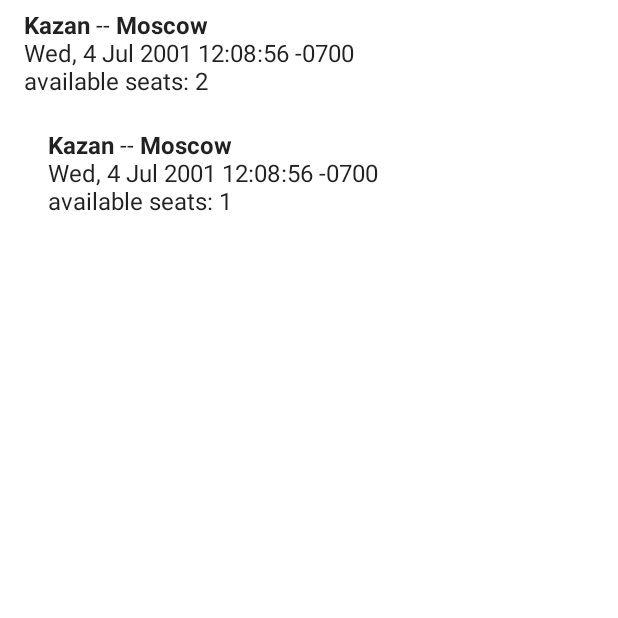
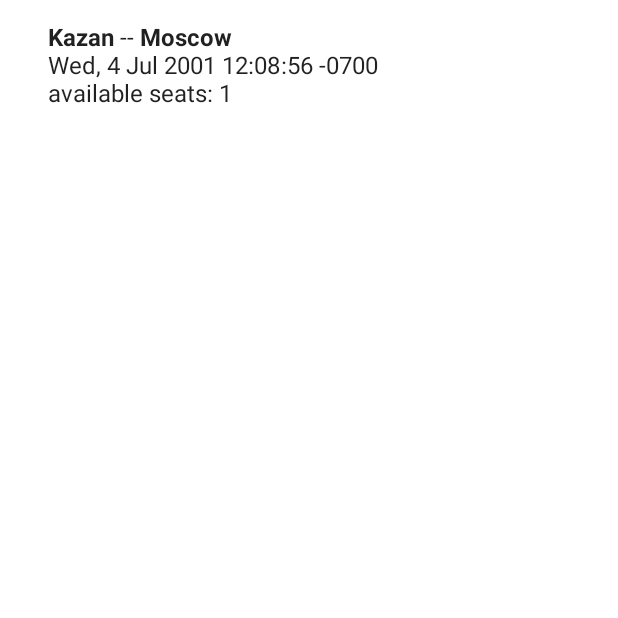
Before and after one commit to Gelassen/open-car-share, an Android app built with Jetpack Compose: the screen it shows after launch (MainActivity), after a tap on "Kazan", on a phone screen of 412 x 824 dp, the top half of it. Run offline under Robolectric (Android 15) with nearby library versions, the phone set to English and light mode, and no system bars; our stand-ins replace Dagger/Hilt's generated code.

Commit message:
Add basic trips&book trip functional

```diff
--- a/app/build.gradle
+++ b/app/build.gradle
@@ -3,6 +3,7 @@ plugins {
     id 'kotlin-android'
     id 'kotlin-kapt'
     id 'dagger.hilt.android.plugin'
+    id 'kotlin-parcelize'
 }
 
 android {
--- a/app/src/main/java/com/home/opencarshare/MainActivity.kt
+++ b/app/src/main/java/com/home/opencarshare/MainActivity.kt
@@ -5,11 +5,14 @@ import androidx.activity.ComponentActivity
 import androidx.activity.compose.setContent
 import androidx.activity.viewModels
 import androidx.appcompat.app.AppCompatDelegate
+import androidx.navigation.NavType
 import androidx.navigation.compose.NavHost
 import androidx.navigation.compose.composable
 import androidx.navigation.compose.rememberNavController
+import androidx.navigation.navArgument
 import com.home.opencarshare.di.Stubs
 import com.home.opencarshare.model.Trip
+import com.home.opencarshare.navigation.AppNavigation
 import com.home.opencarshare.screens.TripBookingScreen
 import com.home.opencarshare.screens.TripScreen
 import com.home.opencarshare.screens.TripSearchScreen
@@ -37,7 +40,15 @@ class MainActivity : ComponentActivity() {
             NavHost(navController = navController, startDestination = AppNavigation.TRIP_SEARCH) {
                 composable(AppNavigation.TRIP_SEARCH) { TripSearchScreen() }
                 composable(AppNavigation.TRIPS) { TripScreen(viewModel = viewModel, navController = navController) }
-                composable(AppNavigation.TRIP_BOOKING) { TripBookingScreen(navController = navController) }
+                composable(
+                    "${AppNavigation.TRIP_BOOKING}/{tripId}",
+                    arguments = listOf(navArgument("tripId") { type = NavType.StringType })
+                ) { navBackStackEntry ->
+                    val tripId = navBackStackEntry.arguments?.getString(AppNavigation.ARG_TRIP_ID)
+                    TripBookingScreen(
+                        data = tripId,
+                        viewModel = viewModel,
+                        navController = navController) }
             }
         }
 
--- a/app/src/main/java/com/home/opencarshare/model/Driver.kt
+++ b/app/src/main/java/com/home/opencarshare/model/Driver.kt
@@ -1,24 +1,30 @@
 package com.home.opencarshare.model
 
+import android.os.Parcelable
 import com.google.gson.annotations.Expose
 
 import com.google.gson.annotations.SerializedName
+import kotlinx.parcelize.Parcelize
 
-
-class Driver {
+@Parcelize
+class Driver(
     @SerializedName("id")
     @Expose
-    var id: String? = null
-
+    var id: String = "",
     @SerializedName("name")
     @Expose
-    var name: String? = null
-
+    var name: String = "",
     @SerializedName("tripsCount")
     @Expose
-    var tripsCount: String? = null
-
+    var tripsCount: String = "",
     @SerializedName("cell")
     @Expose
-    var cell: String? = null
+    var cell: String = ""
+): Parcelable {
+    fun isEmpty(): Boolean {
+        return id.isEmpty()
+                || name.isEmpty()
+                || tripsCount.isEmpty()
+                || cell.isEmpty()
+    }
 }
--- a/app/src/main/java/com/home/opencarshare/model/Trip.kt
+++ b/app/src/main/java/com/home/opencarshare/model/Trip.kt
@@ -1,46 +1,36 @@
 package com.home.opencarshare.model
 
+import android.os.Parcelable
 import com.google.gson.annotations.SerializedName
 import com.google.gson.annotations.Expose
+import kotlinx.parcelize.Parcelize
 
-class Trip constructor() {
+@Parcelize
+class Trip(
     @SerializedName("id")
     @Expose
-    var id: String = ""
-
+    var id: String = "",
     @SerializedName("locationFrom")
     @Expose
-    var locationFrom: String = ""
-
+    var locationFrom: String = "",
     @SerializedName("locationTo")
     @Expose
-    var locationTo: String = ""
-
+    var locationTo: String = "",
     @SerializedName("date")
     @Expose
-    var date: String = "Wed, 4 Jul 2001 12:08:56 -0700"
-
+    var date: String = "Wed, 4 Jul 2001 12:08:56 -0700",
     @SerializedName("availableSeats")
     @Expose
-    var availableSeats: String = ""
-
+    var availableSeats: String = "",
     @SerializedName("driver")
     @Expose
-    lateinit var driver: Driver
+    var driver: Driver = Driver()) : Parcelable {
 
-    constructor(
-        id: String,
-        locationFrom: String,
-        locationTo: String,
-        date: String,
-        availableSeats: String,
-        driver: Driver
-    ) : this() {
-        this.id = id
-        this.locationFrom = locationFrom
-        this.locationTo = locationTo
-        this.date = date
-        this.availableSeats = availableSeats
-        this.driver = driver
+    fun isEmpty(): Boolean {
+        return id.isEmpty()
+                || locationFrom.isEmpty()
+//                || date.isEmpty()
+                || availableSeats.isEmpty()
+//                || driver.isEmpty()
     }
 }
--- a/app/src/main/java/com/home/opencarshare/AppNavigation.kt
+++ b/app/src/main/java/com/home/opencarshare/navigation/AppNavigation.kt
@@ -1,7 +1,9 @@
-package com.home.opencarshare
+package com.home.opencarshare.navigation
 
 object AppNavigation {
     const val TRIP_SEARCH = "tripSearch"
     const val TRIPS = "trips"
     const val TRIP_BOOKING = "tripBooking"
+
+    const val ARG_TRIP_ID = "tripId"
 }
--- /dev/null
+++ b/app/src/main/java/com/home/opencarshare/navigation/TripParamType.kt
@@ -0,0 +1,20 @@
+package com.home.opencarshare.navigation
+
+import android.os.Bundle
+import androidx.navigation.NavType
+import com.google.gson.Gson
+import com.home.opencarshare.model.Trip
+
+class TripParamType: NavType<Trip>(isNullableAllowed = false) {
+    override fun get(bundle: Bundle, key: String): Trip? {
+        return bundle.getParcelable(key)
+    }
+
+    override fun parseValue(value: String): Trip {
+        return Gson().fromJson(value, Trip::class.java)
+    }
+
+    override fun put(bundle: Bundle, key: String, value: Trip) {
+        bundle.putParcelable(key, value)
+    }
+}
--- a/app/src/main/java/com/home/opencarshare/network/IApi.kt
+++ b/app/src/main/java/com/home/opencarshare/network/IApi.kt
@@ -5,11 +5,16 @@ import retrofit2.Response
 import retrofit2.http.GET
 import retrofit2.http.Headers
 import retrofit2.http.Path
+import retrofit2.http.Query
 
 interface IApi {
 
     @Headers("Content-Type: application/json; charset=utf-8")
-    @GET("/api/trips/{city}/{time}")
-    suspend fun getTrips(@Path("city") city: String,
-                 @Path("time") time: Long) : Response<TripsApiResponse>
+    @GET("/api/trips")
+    suspend fun getTrips(@Query("city") city: String,
+                         @Query("time") time: Long) : Response<TripsApiResponse>
+
+    @Headers("Content-Type: application/json; charset=utf-8")
+    @GET("/api/trips")
+    suspend fun getTripById(@Query("id") id: String): Response<TripsApiResponse>
 }
--- a/app/src/main/java/com/home/opencarshare/network/MockInterceptor.kt
+++ b/app/src/main/java/com/home/opencarshare/network/MockInterceptor.kt
@@ -1,6 +1,7 @@
 package com.home.opencarshare.network
 
 import android.content.Context
+import android.net.Uri
 import okhttp3.*
 import java.lang.IllegalArgumentException
 
@@ -8,9 +9,11 @@ class MockInterceptor(val context: Context): Interceptor {
 
     companion object {
 
-        private val URL_TRIP = "/api/trips"
+        private const val NO_QUERY = ""
 
-        private val URL_MAKES = "/api/Makes"
+        private const val URL_TRIP = "/api/trips?city=someCity&time=10000000"
+
+        private const val URL_TRIP_BY_ID = "/api/trips?id=101"
 
         private val URL_MODELS = "/api/Models"
 
@@ -55,11 +58,16 @@ class MockInterceptor(val context: Context): Interceptor {
 
     private fun getMockFileName(url: String, method: String): String {
         lateinit var msg: String
-        if (url.contains(URL_TRIP) && method.equals("GET")) {
+        val uri = Uri.parse(url)
+        if (matchPath(uri.pathSegments, URL_TRIP.split("?").first())
+            && matchQuery(uri.queryParameterNames, URL_TRIP.split("?").last())
+            && method.equals("GET")) {
             msg = "mock_api_trips_response.json"
-        } else if (url.contains(URL_MAKES) && method.equals("GET")) {
-            msg = "mock_get_makes_response.json"
-        } else if(url.contains(URL_MAKES) && method.equals("POST")) {
+        } else if (matchPath(uri.pathSegments, URL_TRIP_BY_ID.split("?").first())
+            && matchQuery(uri.queryParameterNames, URL_TRIP_BY_ID.split("?").last())
+            && method.equals("GET")) {
+            msg = "mock_api_trip_by_id_response.json"
+        } else if(url.contains(URL_TRIP_BY_ID) && method.equals("POST")) {
             msg = "mock_carmake_response.json"
         } else if (url.contains(URL_MODELS) && method.equals("GET")) {
             msg = "mock_get_models_response.json"
@@ -80,4 +88,19 @@ class MockInterceptor(val context: Context): Interceptor {
         }
         return msg
     }
+
+    private fun matchPath(pathSegments: List<String>, urlPattern: String): Boolean {
+        var patternTokens = urlPattern.split("/")
+        patternTokens = patternTokens.subList(1, patternTokens.size)
+        return pathSegments.intersect(patternTokens.toSet()).size == patternTokens.size
+    }
+
+    private fun matchQuery(queryParameterNames: MutableSet<String>, urlPattern: String): Boolean {
+        val queryPairs = urlPattern.split("&")
+        val patternQueryParameterNames = mutableListOf<String>()
+        for (pair in queryPairs) {
+            patternQueryParameterNames.add(pair.split("=").first())
+        }
+        return queryParameterNames.intersect(patternQueryParameterNames.toSet()).size == patternQueryParameterNames.size
+    }
 }
--- a/app/src/main/java/com/home/opencarshare/network/Repository.kt
+++ b/app/src/main/java/com/home/opencarshare/network/Repository.kt
@@ -17,7 +17,7 @@ class Repository @Inject constructor(val api: IApi) {
                 if (payload.code.toInt() != 200) {
                     throw IllegalStateException(
                         "System doesn't support any other states except code 200, " +
-                                            "but has received ${payload.code}")
+                                "but has received ${payload.code}")
                 }
                 emit(Response.Data(payload.result))
             } else {
@@ -29,6 +29,27 @@ class Repository @Inject constructor(val api: IApi) {
             }
 
     }
+
+    fun getTripById(id: String) : Flow<Response<Trip>> {
+        return flow {
+            val response = api.getTripById(id)
+            if (response.isSuccessful) {
+                val payload = response.body()!!
+                if (payload.code.toInt() != 200) {
+                    throw IllegalStateException(
+                        "System doesn't support any other states except code 200, " +
+                                "but has received ${payload.code}")
+                }
+                emit(Response.Data(payload.result.first()))
+            } else {
+                emit(Response.Error.Message(response.message()))
+            }
+        }
+            .catch { ex ->
+                Response.Error.Exception(ex)
+            }
+    }
+
 }
 
 sealed class Response<out T: Any> {
--- a/app/src/main/java/com/home/opencarshare/screens/TripBookingScreen.kt
+++ b/app/src/main/java/com/home/opencarshare/screens/TripBookingScreen.kt
@@ -1,24 +1,54 @@
 package com.home.opencarshare.screens
 
+import android.util.Log
+import androidx.compose.foundation.layout.PaddingValues
+import androidx.compose.foundation.layout.fillMaxHeight
+import androidx.compose.foundation.layout.fillMaxWidth
 import androidx.compose.foundation.layout.padding
 import androidx.compose.material.MaterialTheme
 import androidx.compose.material.Surface
 import androidx.compose.runtime.Composable
+import androidx.compose.runtime.LaunchedEffect
+import androidx.compose.runtime.collectAsState
+import androidx.compose.runtime.getValue
 import androidx.compose.ui.Modifier
 import androidx.compose.ui.unit.dp
 import androidx.navigation.NavController
+import com.home.opencarshare.App
 import com.home.opencarshare.di.Stubs
+import com.home.opencarshare.network.Response
 import com.home.opencarshare.ui.theme.OpenCarShareTheme
+import java.lang.IllegalStateException
 
 @Composable
-fun TripBookingScreen(navController: NavController) {
+fun TripBookingScreen(data: String?, viewModel: TripsViewModel, navController: NavController) {
+    Log.d(App.TAG, "data:$data")
+    val state by viewModel.trip.collectAsState()
+    LaunchedEffect(viewModel) {
+        viewModel.getTripById(data!!)
+    }
     OpenCarShareTheme {
-        Surface(color = MaterialTheme.colors.background) {
-            TripViewItem(
-                data = Stubs.Trips.generateTrip(),
-                navController = navController,
-                modifier = Modifier.padding(vertical = 2.dp)
-            )
+        Surface(
+            color = MaterialTheme.colors.background,
+            modifier = Modifier.fillMaxHeight()
+                .fillMaxWidth()
+                .padding(paddingValues = PaddingValues(horizontal = 16.dp, vertical = 8.dp))
+        ) {
+
+            // TODO looks dirty, consider to move the switcher to another layer
+            when (state) {
+                is Response.Data -> {
+                    TripViewItem(
+                        data = (state as Response.Data).data,
+                        {},
+                        modifier = Modifier.padding(vertical = 2.dp)
+                    )
+                }
+                is Response.Error -> {
+                    throw IllegalStateException("Not implemented yet")
+                }
+            }
+
         }
     }
 }
--- a/app/src/main/java/com/home/opencarshare/screens/TripScreen.kt
+++ b/app/src/main/java/com/home/opencarshare/screens/TripScreen.kt
@@ -1,26 +1,22 @@
 package com.home.opencarshare.screens
 
-import android.widget.Toast
+import android.os.Bundle
 import androidx.activity.ComponentActivity
-import androidx.compose.foundation.background
-import androidx.compose.foundation.clickable
 import androidx.compose.foundation.layout.*
 import androidx.compose.foundation.lazy.LazyColumn
 import androidx.compose.foundation.lazy.items
 import androidx.compose.foundation.lazy.rememberLazyListState
 import androidx.compose.material.MaterialTheme
 import androidx.compose.material.Surface
-import androidx.compose.material.Text
 import androidx.compose.runtime.Composable
 import androidx.compose.runtime.LaunchedEffect
 import androidx.compose.runtime.collectAsState
 import androidx.compose.runtime.getValue
-import androidx.compose.ui.Alignment
 import androidx.compose.ui.Modifier
 import androidx.compose.ui.platform.LocalContext
-import androidx.compose.ui.text.font.FontWeight
 import androidx.compose.ui.unit.dp
 import androidx.navigation.NavController
+import com.home.opencarshare.navigation.AppNavigation
 import com.home.opencarshare.model.Trip
 import com.home.opencarshare.network.Response
 import com.home.opencarshare.ui.theme.OpenCarShareTheme
@@ -34,7 +30,7 @@ fun TripScreen(viewModel: TripsViewModel, navController: NavController) {
     //  the question is how does State is updated and compose is notified about this
     val state by viewModel.trips.collectAsState()
     LaunchedEffect(viewModel) {
-        viewModel.getTrips("", System.currentTimeMillis())
+        viewModel.getTrips("Moscow", System.currentTimeMillis())
     }
     OpenCarShareTheme {
         Surface(color = MaterialTheme.colors.background) {
@@ -58,7 +54,13 @@ fun TripsComposeList(
         when (state) {
             is Response.Data -> {
                 items(state.data) { it ->
-                    TripViewItem(data = it, navController = navController, modifier = Modifier.padding(vertical = 2.dp))
+                    TripViewItem(
+                        data = it,
+                        { tripId ->
+                            navController.navigate("${AppNavigation.TRIP_BOOKING}/$tripId")
+                        },
+                        modifier = Modifier.padding(vertical = 2.dp)
+                    )
                 }
             }
             is Response.Error -> {
--- a/app/src/main/java/com/home/opencarshare/screens/TripViewItem.kt
+++ b/app/src/main/java/com/home/opencarshare/screens/TripViewItem.kt
@@ -16,12 +16,12 @@ import androidx.compose.ui.Modifier
 import androidx.compose.ui.platform.LocalContext
 import androidx.compose.ui.text.font.FontWeight
 import androidx.compose.ui.unit.dp
-import androidx.navigation.NavController
-import com.home.opencarshare.AppNavigation
 import com.home.opencarshare.model.Trip
 
 @Composable
-fun TripViewItem(data: Trip, navController: NavController, modifier: Modifier) {
+fun TripViewItem(data: Trip,
+                 navigateToBooking: (String) -> Unit,
+                 modifier: Modifier) {
     val context = LocalContext.current
     Surface(modifier = modifier
         .fillMaxWidth()
@@ -34,7 +34,7 @@ fun TripViewItem(data: Trip, navController: NavController, modifier: Modifier) {
                     Toast.LENGTH_SHORT
                 )
                 .show()
-            navController.navigate(AppNavigation.TRIP_BOOKING)
+            navigateToBooking(data.id)
         }
     ) {
         Column(modifier = modifier.padding(top = 4.dp, bottom = 4.dp, start = 16.dp, end = 16.dp)) {
--- a/app/src/main/java/com/home/opencarshare/screens/TripsViewModel.kt
+++ b/app/src/main/java/com/home/opencarshare/screens/TripsViewModel.kt
@@ -26,6 +26,10 @@ class TripsViewModel @Inject constructor(val repo: Repository) : ViewModel() {
     private val _isLoading = MutableStateFlow(true)
     val isLoading: StateFlow<Boolean> = _isLoading
 
+    private val tripPlaceholder: Response<Trip> = Response.Data<Trip>(Trip())
+    private val _trip = MutableStateFlow(tripPlaceholder)
+    val trip: StateFlow<Response<Trip>> = _trip
+
     fun getTrips(city: String, date: Long) {
         viewModelScope.launch {
             repo.getTrips(city, date)
@@ -34,7 +38,7 @@ class TripsViewModel @Inject constructor(val repo: Repository) : ViewModel() {
                     _isLoading.value = false
                 }
                 .catch { e ->
-                    Log.e(App.TAG, "Something went wrong on loading deputies", e)
+                    Log.e(App.TAG, "Something went wrong on loading trips for $city and ${Date(date)}", e)
                 }
                 .collect { it ->
                     _trips.value = it
@@ -42,4 +46,20 @@ class TripsViewModel @Inject constructor(val repo: Repository) : ViewModel() {
 
         }
     }
+
+    fun getTripById(id: String) {
+        viewModelScope.launch {
+            repo.getTripById(id)
+                .stateIn(viewModelScope)
+                .onCompletion { e ->
+                    _isLoading.value = false
+                }
+                .catch { e ->
+                    Log.e(App.TAG, "Something went wrong on loading with id $id", e)
+                }
+                .collect { it ->
+                    _trip.value = it
+                }
+        }
+    }
 }
```
Also changed, not shown: app/src/main/assets/mock_api_trip_by_id_response.json (added, +18 -0 lines).
